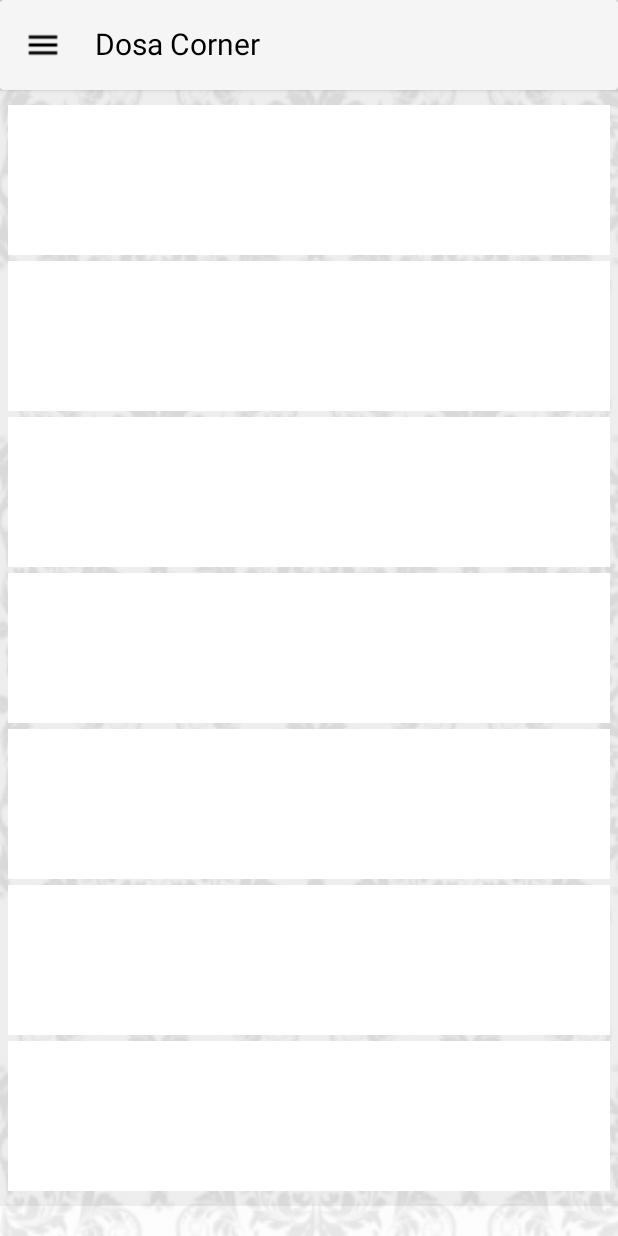
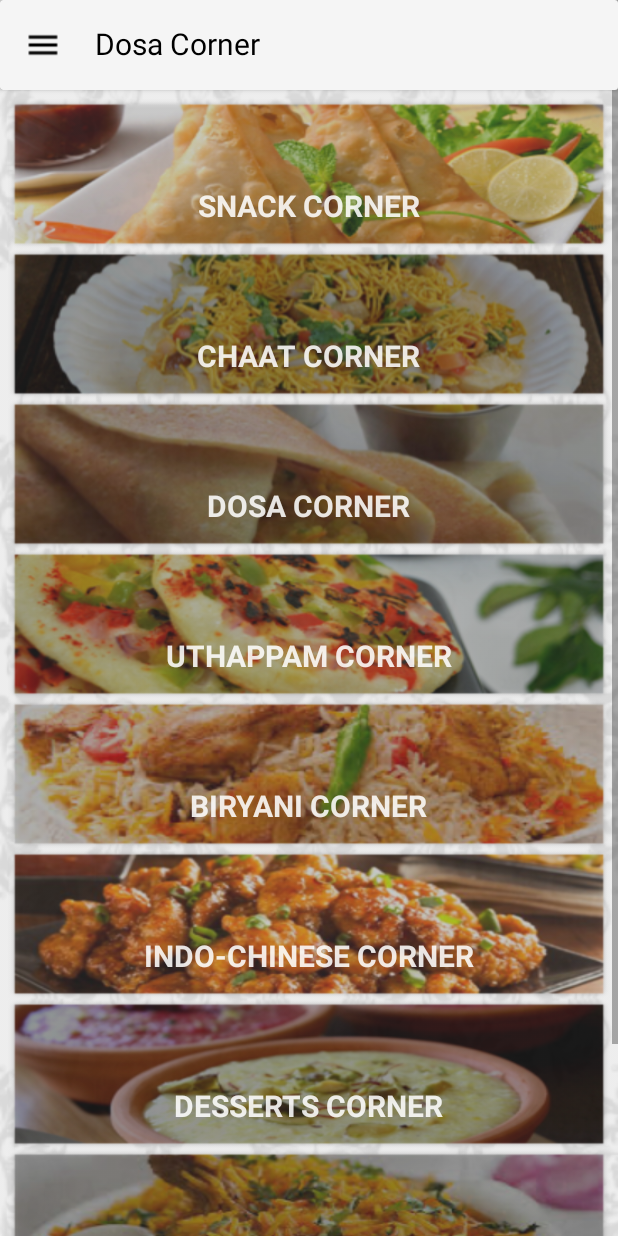
Before and after one commit to asvij03/DosaCorner, an Android app: the MenuActivity screen opened directly, with no data from a screen before it, on a phone screen of 412 x 824 dp. Run offline under Robolectric (Android 15) with nearby library versions, the phone set to English and light mode, and no system bars.

Commit message:
Commit done on 2/5/2017

```diff
--- a/app/src/main/res/layout/activity_menu.xml
+++ b/app/src/main/res/layout/activity_menu.xml
@@ -7,44 +7,51 @@
     android:background="@drawable/background_white"
     tools:context="com.hermitcrabs.dosacorner.View.MenuActivity">
 
-   <include android:id="@+id/menu_appbar" layout="@layout/appbar_menu"/>
+    <include
+        android:id="@+id/menu_appbar"
+        layout="@layout/appbar_menu" />
 
 
     <ScrollView
         android:layout_width="match_parent"
         android:layout_height="match_parent">
+
         <LinearLayout
             android:layout_width="match_parent"
             android:layout_height="wrap_content"
-          android:background="#0f000000"
-          android:layout_alignParentTop="true"
             android:layout_alignParentLeft="true"
             android:layout_alignParentStart="true"
+            android:layout_alignParentTop="true"
+            android:background="#0f000000"
             android:orientation="vertical">
 
 
             <LinearLayout
-             android:id="@+id/menu_samosa"
+                android:id="@+id/menu_snack"
                 android:layout_width="match_parent"
                 android:layout_height="100dp"
                 android:layout_alignParentTop="true"
                 android:layout_centerHorizontal="true"
                 android:layout_gravity="center"
-             android:layout_marginTop="70dp"
                 android:layout_marginLeft="5dp"
                 android:layout_marginRight="5dp"
-             android:background="@android:color/white"
+                android:layout_marginTop="66dp"
+                android:background="@drawable/snacks"
                 android:orientation="vertical">
 
 
+                <TextView
+                    android:layout_width="wrap_content"
+                    android:layout_height="24dp"
+                    android:layout_gravity="center"
+                    android:layout_margin="57dp"
+                    android:text="SNACK CORNER"
+                    android:textColor="#deffffff"
+                    android:textSize="20sp"
+                    android:textStyle="bold" />
+
 
             </LinearLayout>
-
-
-
-
-
-
 
 
             <LinearLayout
@@ -54,19 +61,22 @@
                 android:layout_alignParentTop="true"
                 android:layout_centerHorizontal="true"
                 android:layout_gravity="center"
-             android:layout_marginTop="4dp"
                 android:layout_marginLeft="5dp"
                 android:layout_marginRight="5dp"
-             android:background="@android:color/white"
+                android:background="@drawable/chaat"
                 android:orientation="vertical">
 
-
+                <TextView
+                    android:layout_width="wrap_content"
+                    android:layout_height="24dp"
+                    android:layout_gravity="center"
+                    android:layout_margin="57dp"
+                    android:text="CHAAT CORNER"
+                    android:textColor="#deffffff"
+                    android:textSize="20sp"
+                    android:textStyle="bold" />
 
             </LinearLayout>
-
-
-
-
 
 
             <LinearLayout
@@ -76,24 +86,23 @@
                 android:layout_alignParentTop="true"
                 android:layout_centerHorizontal="true"
                 android:layout_gravity="center"
-             android:layout_marginTop="4dp"
                 android:layout_marginLeft="5dp"
                 android:layout_marginRight="5dp"
-             android:background="@android:color/white"
+                android:background="@drawable/dosa"
                 android:orientation="vertical">
 
-
-
+                <TextView
+                    android:layout_width="wrap_content"
+                    android:layout_height="24dp"
+                    android:layout_gravity="center"
+                    android:layout_margin="57dp"
+                    android:text="DOSA CORNER"
+                    android:textColor="#deffffff"
+                    android:textSize="20sp"
+                    android:textStyle="bold" />
 
 
             </LinearLayout>
-
-
-
-
-
-
-
 
 
             <LinearLayout
@@ -103,20 +112,23 @@
                 android:layout_alignParentTop="true"
                 android:layout_centerHorizontal="true"
                 android:layout_gravity="center"
-             android:layout_marginTop="4dp"
                 android:layout_marginLeft="5dp"
                 android:layout_marginRight="5dp"
-             android:background="@android:color/white"
+                android:background="@drawable/uttapam"
                 android:orientation="vertical">
 
 
-
-
+                <TextView
+                    android:layout_width="wrap_content"
+                    android:layout_height="24dp"
+                    android:layout_gravity="center"
+                    android:layout_margin="57dp"
+                    android:text="UTHAPPAM CORNER"
+                    android:textColor="#deffffff"
+                    android:textSize="20sp"
+                    android:textStyle="bold" />
 
             </LinearLayout>
-
-
-
 
 
             <LinearLayout
@@ -126,15 +138,20 @@
                 android:layout_alignParentTop="true"
                 android:layout_centerHorizontal="true"
                 android:layout_gravity="center"
-             android:layout_marginTop="4dp"
                 android:layout_marginLeft="5dp"
                 android:layout_marginRight="5dp"
-             android:background="@android:color/white"
+                android:background="@drawable/biryani"
                 android:orientation="vertical">
 
-
-
-
+                <TextView
+                    android:layout_width="wrap_content"
+                    android:layout_height="24dp"
+                    android:layout_gravity="center"
+                    android:layout_margin="57dp"
+                    android:text="BIRYANI CORNER"
+                    android:textColor="#deffffff"
+                    android:textSize="20sp"
+                    android:textStyle="bold" />
 
             </LinearLayout>
 
@@ -146,18 +163,23 @@
                 android:layout_alignParentTop="true"
                 android:layout_centerHorizontal="true"
                 android:layout_gravity="center"
-             android:layout_marginTop="4dp"
                 android:layout_marginLeft="5dp"
                 android:layout_marginRight="5dp"
-             android:background="@android:color/white"
+                android:background="@drawable/indo_chinese"
                 android:orientation="vertical">
 
-
-
+                <TextView
+                    android:layout_width="wrap_content"
+                    android:layout_height="24dp"
+                    android:layout_gravity="center"
+                    android:layout_margin="57dp"
+                    android:text="INDO-CHINESE CORNER"
+                    android:textColor="#deffffff"
+                    android:textSize="20sp"
+                    android:textStyle="bold" />
 
 
             </LinearLayout>
-
 
 
             <LinearLayout
@@ -167,24 +189,79 @@
                 android:layout_alignParentTop="true"
                 android:layout_centerHorizontal="true"
                 android:layout_gravity="center"
-             android:layout_marginTop="4dp"
                 android:layout_marginLeft="5dp"
                 android:layout_marginRight="5dp"
-             android:layout_marginBottom="10dp"
-             android:background="@android:color/white"
+                android:background="@drawable/desserts"
                 android:orientation="vertical">
+
+                <TextView
+                    android:layout_width="wrap_content"
+                    android:layout_height="24dp"
+                    android:layout_gravity="center"
+                    android:layout_margin="57dp"
+                    android:text="DESSERTS CORNER"
+                    android:textColor="#deffffff"
+                    android:textSize="20sp"
+                    android:textStyle="bold" />
+
+            </LinearLayout>
+
+            <LinearLayout
+                android:id="@+id/menu_biryani_deals"
+                android:layout_width="match_parent"
+                android:layout_height="100dp"
+                android:layout_alignParentTop="true"
+                android:layout_centerHorizontal="true"
+                android:layout_gravity="center"
+                android:layout_marginLeft="5dp"
+                android:layout_marginRight="5dp"
+                android:background="@drawable/biryani_deal"
+                android:orientation="vertical">
+
+                <TextView
+                    android:layout_width="wrap_content"
+                    android:layout_height="24dp"
+                    android:layout_gravity="center"
+                    android:layout_margin="57dp"
+                    android:text="BIRYANI CORNER DEALS"
+                    android:textColor="#deffffff"
+                    android:textSize="20sp"
+                    android:textStyle="bold" />
+
+            </LinearLayout>
 
 
 
 
+            <LinearLayout
+                android:id="@+id/menu_dosa_deals"
+                android:layout_width="match_parent"
+                android:layout_height="100dp"
+                android:layout_marginBottom="10dp"
+                android:layout_alignParentTop="true"
+                android:layout_centerHorizontal="true"
+                android:layout_gravity="center"
+                android:layout_marginLeft="5dp"
+                android:layout_marginRight="5dp"
+                android:background="@drawable/dosa_deals"
+                android:orientation="vertical">
+
+                <TextView
+                    android:layout_width="wrap_content"
+                    android:layout_height="24dp"
+                    android:layout_gravity="center"
+                    android:layout_margin="57dp"
+                    android:text="DOSA CORNER DEALS"
+                    android:textColor="#deffffff"
+                    android:textSize="20sp"
+                    android:textStyle="bold" />
 
             </LinearLayout>
+
 
 
         </LinearLayout>
     </ScrollView>
 
 
-
-
 </RelativeLayout>
```
Also changed, not shown: app/src/main/res/layout/fragment_snacks_menu.xml (added, +190 -0 lines), app/src/main/res/drawable-v21/biryani.png (added), app/src/main/res/drawable-v21/biryani_deal.png (added), app/src/main/res/drawable-v21/chaat.png (added), app/src/main/res/drawable-v21/desserts.png (added), app/src/main/res/drawable-v21/dosa.png (added), app/src/main/res/drawable-v21/dosa_deals.png (added), app/src/main/res/drawable-v21/indo_chinese.png (added), app/src/main/res/drawable-v21/snacks.png (added), app/src/main/res/drawable-v21/uttapam.png (added). Lines whose indentation alone changed are shown as unchanged.
